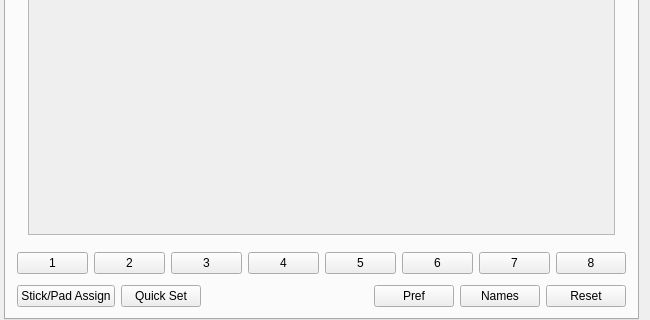
Old version of the form src/mainwindow.ui in the repository AntiMicroX/antimicrox; both pictures show x 0 to 650 and y 260 to 580 of the 650 by 580 pixel window.
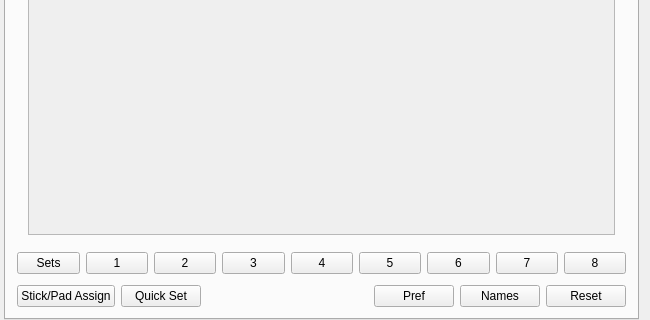
New version of the form. Icons and pictures are not drawn. Custom widgets are drawn as their Qt base class.

```diff
--- a/src/mainwindow.ui
+++ b/src/mainwindow.ui
@@ -361,6 +361,22 @@
             </item>
             <item>
              <layout class="QHBoxLayout" name="horizontalLayout_2">
+              <item>
+               <widget class="QPushButton" name="setsMenuButton">
+                <property name="text">
+                 <string>Sets</string>
+                </property>
+                <property name="autoDefault">
+                 <bool>false</bool>
+                </property>
+                <property name="default">
+                 <bool>false</bool>
+                </property>
+                <property name="flat">
+                 <bool>false</bool>
+                </property>
+               </widget>
+              </item>
               <item>
                <widget class="QPushButton" name="setPushButton1">
                 <property name="styleSheet">
```
Left out of the diff: 2 changed lines with no effect on the pictures.
